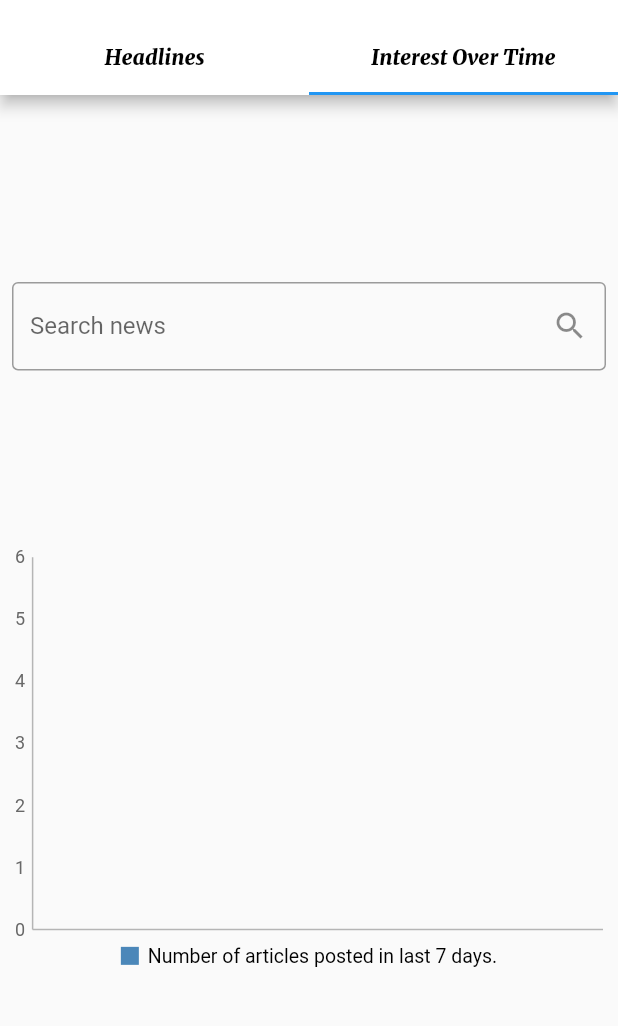
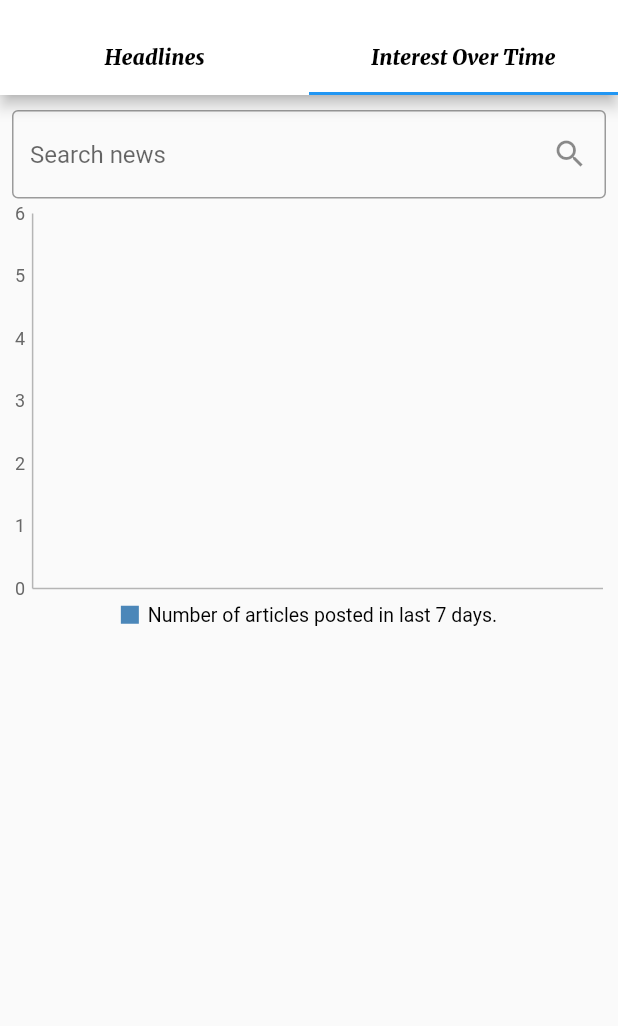
Before and after one commit to yudi43/Feed-Reader-App, a Flutter app: the screen it shows after launch, tab 2 chosen, on a phone screen of 412 x 824 dp, the part 61-1087 px from its top. Run offline on Flutter 3.47's test engine with Material 2 defaults, Android fonts, the phone set to English and light mode, and no system bars; our stand-ins replace shimmer, syncfusion_flutter_charts, url_launcher_web; missing offline and left inert: connectivity_wrapper; network calls fail.

Commit message:
building the apk

```diff
--- a/lib/bloc/headlinesViewBloc.dart
+++ b/lib/bloc/headlinesViewBloc.dart
@@ -22,6 +22,7 @@ class HeadlinesViewBloc {
     List<Article> newArticles = [];
     response['articles']
         .forEach((item) => newArticles.add(Article.fromJson(item)));
+    print(newArticles);
     // sink only when:
     // 1. New article has come.
     // 2. No article already.
--- a/lib/pages/headlines_view.dart
+++ b/lib/pages/headlines_view.dart
@@ -105,6 +105,11 @@ class _HeadlinesViewState extends State<HeadlinesView> {
                           itemBuilder: (context, index) {
                             return ShimmerTile();
                           })
+                      : snapshot.data.length == 0
+                          ? Container(
+                              padding: const EdgeInsets.only(top: 30),
+                              child: Text('No data found for this keyword.'),
+                            )
                           : ListView.builder(
                               itemCount: snapshot.data.length,
                               itemBuilder: (context, index) {
--- a/lib/pages/interest_over_time.dart
+++ b/lib/pages/interest_over_time.dart
@@ -26,12 +26,13 @@ class _InterestOverTimeState extends State<InterestOverTime> {
   @override
   Widget build(BuildContext context) {
     return Scaffold(
+      resizeToAvoidBottomInset: false,
       body: Container(
         child: StreamBuilder(
           builder: (context, snapshot) {
             return Container(
-              child: Column(
-                mainAxisAlignment: MainAxisAlignment.spaceEvenly,
+              child: ListView(
+                // mainAxisAlignment: MainAxisAlignment.spaceEvenly,
                 children: [
                   Expanded(
                     child: Center(
```
Lines whose indentation alone changed are shown as unchanged.
